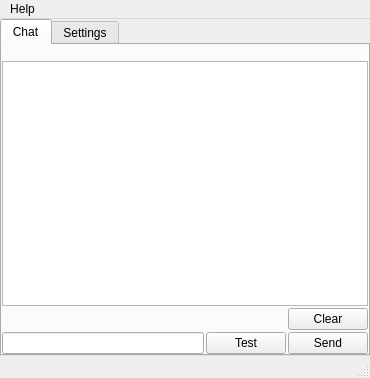
Before: the Qt Designer form src/mainwindow.ui in cyberlord8/ChesterTheChat, drawn with Qt 5.
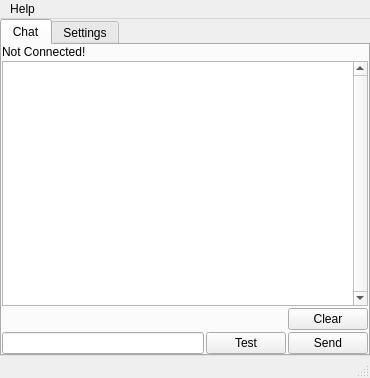
After: the same form once the commit is applied.

Commit message: Added SQLite message database, paging in messages as scroll up down

```diff
--- a/src/mainwindow.ui
+++ b/src/mainwindow.ui
@@ -60,12 +60,16 @@
           <item>
            <widget class="QLabel" name="labelStatus">
             <property name="text">
-             <string/>
+             <string>Not Connected!</string>
             </property>
            </widget>
           </item>
           <item>
-           <widget class="QTextEdit" name="textEditChat"/>
+           <widget class="QTextEdit" name="textEditChat">
+            <property name="verticalScrollBarPolicy">
+             <enum>Qt::ScrollBarPolicy::ScrollBarAlwaysOn</enum>
+            </property>
+           </widget>
           </item>
           <item>
            <layout class="QHBoxLayout" name="horizontalLayout_2">
```
The commit also changes 6 other files.
